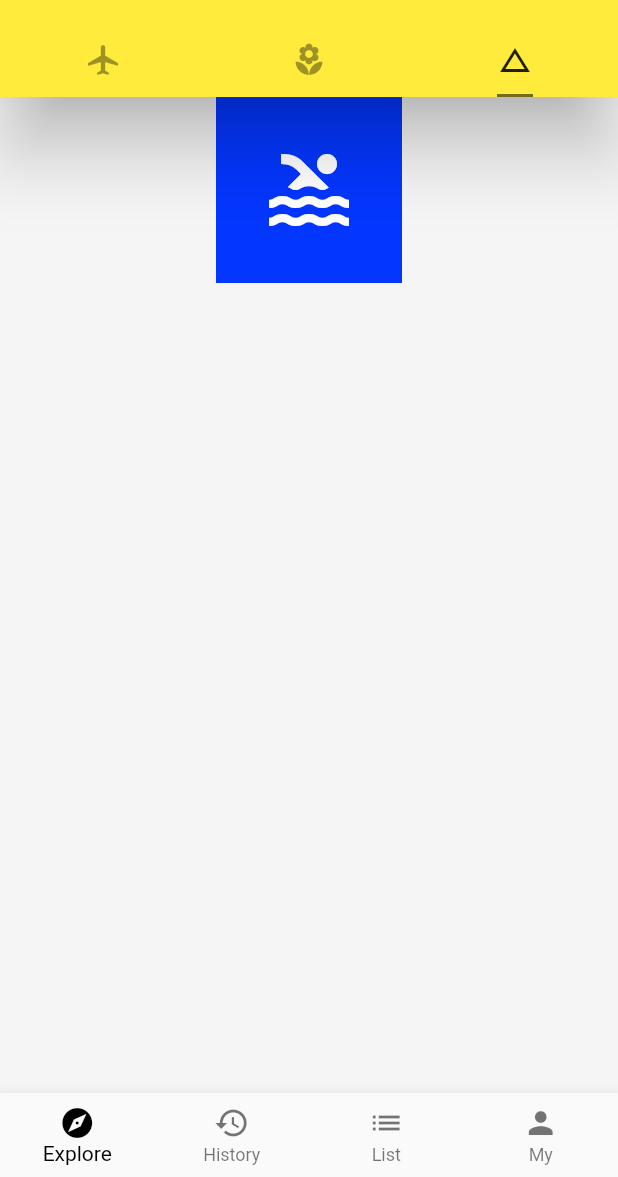
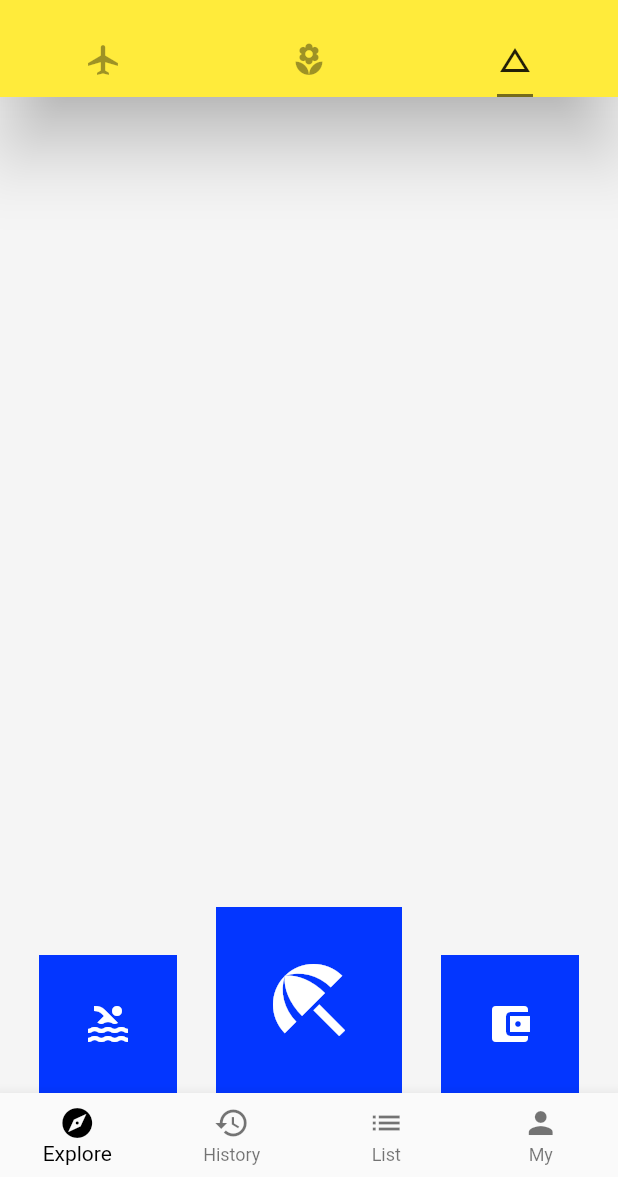
Before and after one commit to Mikejiawei/hello_flutter, a Flutter app: the screen it shows after launch, tab 3 chosen, on a phone screen of 412 x 824 dp, the part 59-1236 px from its top. Run offline on Flutter 3.47's test engine with Material 2 defaults, Android fonts, the phone set to English and light mode, and no system bars; network calls fail.

Commit message:
try the axisAlignment

```diff
--- a/lib/demo/layout_demo.dart
+++ b/lib/demo/layout_demo.dart
@@ -4,10 +4,16 @@ class LayoutDemo extends StatelessWidget {
   @override
   Widget build(BuildContext context) {
     // TODO: implement build
-    return Column(
-      children: <Widget>[
-        IconBadge(Icons.pool, size: 64.0,)
-      ],
+    return Container(
+      child: Row(
+        mainAxisAlignment: MainAxisAlignment.spaceEvenly,
+        crossAxisAlignment: CrossAxisAlignment.end,
+        children: <Widget>[
+          IconBadge(Icons.pool),
+          IconBadge(Icons.beach_access,size: 64.0),
+          IconBadge(Icons.account_balance_wallet)
+        ],
+      ),
     );
   }
 }
```
